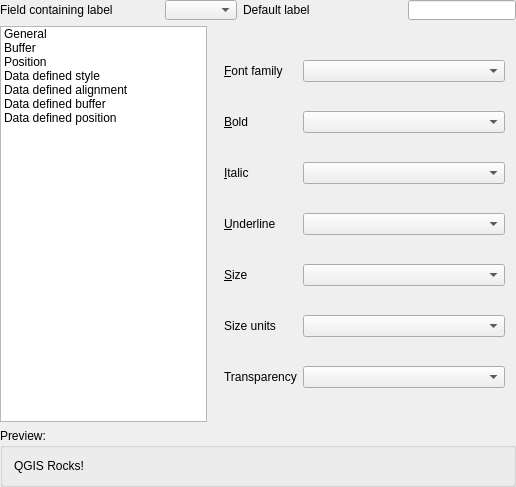
sourcepole/qgis, file qgis/src/ui/qgslabeldialogbase.ui: the form before one commit.
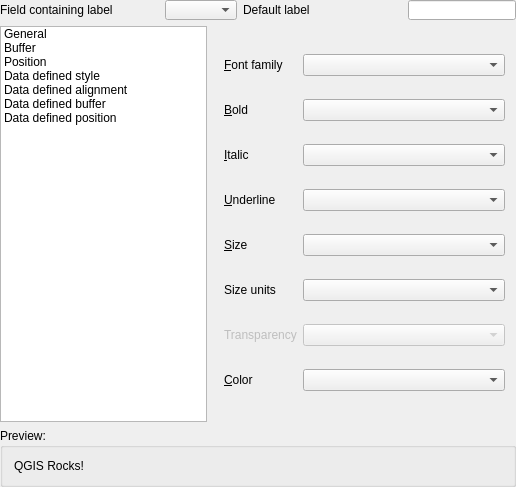
The form after the commit. The open tabs and pages were chosen to show the change.

Commit message: add missing combobox to set data defined label color

```diff
--- a/qgis/src/ui/qgslabeldialogbase.ui
+++ b/qgis/src/ui/qgslabeldialogbase.ui
@@ -613,11 +613,11 @@
        <rect>
         <x>0</x>
         <y>0</y>
-        <width>100</width>
-        <height>30</height>
+        <width>304</width>
+        <height>399</height>
        </rect>
       </property>
-      <layout class="QGridLayout" >
+      <layout class="QGridLayout" name="gridLayout" >
        <item row="0" column="0" >
         <widget class="QLabel" name="lblFont" >
          <property name="sizePolicy" >
@@ -776,6 +776,9 @@
        </item>
        <item row="6" column="0" >
         <widget class="QLabel" name="textLabel4_3_2_3" >
+         <property name="enabled" >
+          <bool>false</bool>
+         </property>
          <property name="sizePolicy" >
           <sizepolicy vsizetype="Fixed" hsizetype="Fixed" >
            <horstretch>0</horstretch>
@@ -792,6 +795,35 @@
        </item>
        <item row="6" column="1" >
         <widget class="QComboBox" name="cboFontTransparencyField" >
+         <property name="enabled" >
+          <bool>false</bool>
+         </property>
+         <property name="minimumSize" >
+          <size>
+           <width>0</width>
+           <height>20</height>
+          </size>
+         </property>
+        </widget>
+       </item>
+       <item row="7" column="0" >
+        <widget class="QLabel" name="textLabel4_3_2_5" >
+         <property name="sizePolicy" >
+          <sizepolicy vsizetype="Fixed" hsizetype="Fixed" >
+           <horstretch>0</horstretch>
+           <verstretch>0</verstretch>
+          </sizepolicy>
+         </property>
+         <property name="text" >
+          <string>&amp;Color</string>
+         </property>
+         <property name="buddy" >
+          <cstring>cboFontColorField</cstring>
+         </property>
+        </widget>
+       </item>
+       <item row="7" column="1" >
+        <widget class="QComboBox" name="cboFontColorField" >
          <property name="minimumSize" >
           <size>
            <width>0</width>
```
Left out of the diff: 75 changed lines with no effect on the pictures. The commit also changes 1 other file.
